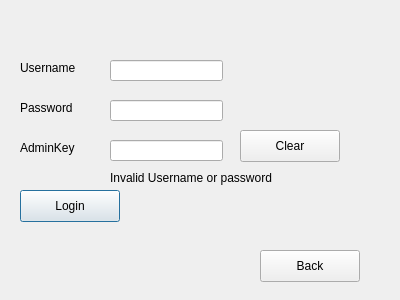
Old version of the form loginwindow.ui in the repository yassienE4/Lab_Project.
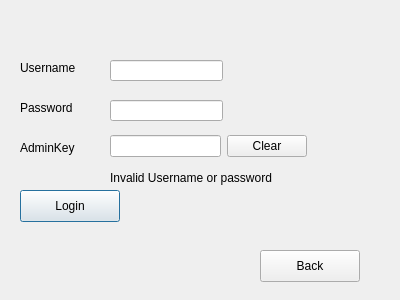
New version of the form.

What changed in the file:
```diff
--- a/loginwindow.ui
+++ b/loginwindow.ui
@@ -52,19 +52,6 @@
     <string>AdminKey</string>
    </property>
   </widget>
-  <widget class="QLineEdit" name="lineEdit_adminkey">
-   <property name="geometry">
-    <rect>
-     <x>110</x>
-     <y>140</y>
-     <width>113</width>
-     <height>21</height>
-    </rect>
-   </property>
-   <property name="echoMode">
-    <enum>QLineEdit::EchoMode::Password</enum>
-   </property>
-  </widget>
   <widget class="QLineEdit" name="lineEdit_password">
    <property name="geometry">
     <rect>
@@ -101,19 +88,6 @@
     <string>Login</string>
    </property>
   </widget>
-  <widget class="QPushButton" name="pushButton_Clear">
-   <property name="geometry">
-    <rect>
-     <x>240</x>
-     <y>130</y>
-     <width>100</width>
-     <height>32</height>
-    </rect>
-   </property>
-   <property name="text">
-    <string>Clear</string>
-   </property>
-  </widget>
   <widget class="QPushButton" name="pushButton_Back">
    <property name="geometry">
     <rect>
@@ -140,6 +114,32 @@
     <string>Invalid Username or password</string>
    </property>
   </widget>
+  <widget class="QWidget" name="">
+   <property name="geometry">
+    <rect>
+     <x>110</x>
+     <y>130</y>
+     <width>197</width>
+     <height>33</height>
+    </rect>
+   </property>
+   <layout class="QHBoxLayout" name="horizontalLayout">
+    <item>
+     <widget class="QLineEdit" name="lineEdit_adminkey">
+      <property name="echoMode">
+       <enum>QLineEdit::EchoMode::Password</enum>
+      </property>
+     </widget>
+    </item>
+    <item>
+     <widget class="QPushButton" name="pushButton_Clear">
+      <property name="text">
+       <string>Clear</string>
+      </property>
+     </widget>
+    </item>
+   </layout>
+  </widget>
  </widget>
  <resources/>
  <connections/>
```
